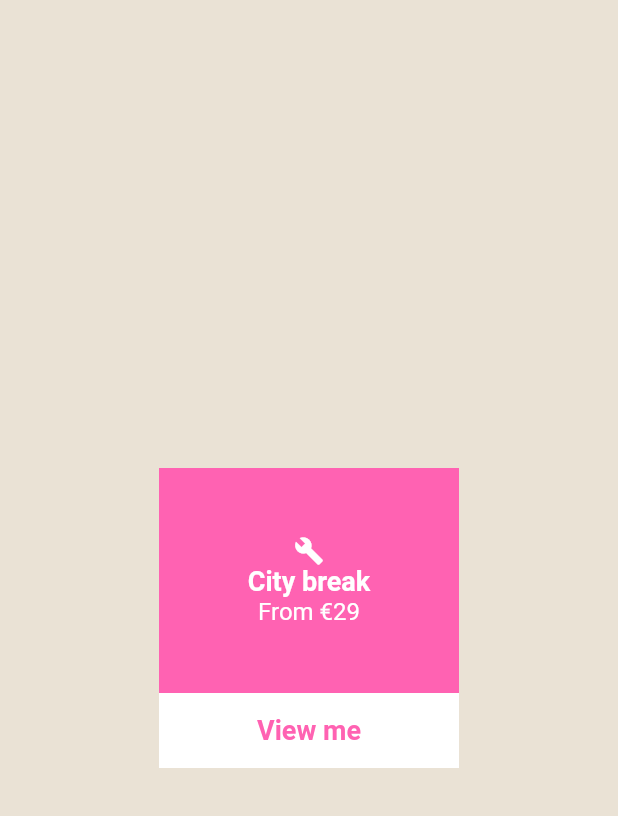
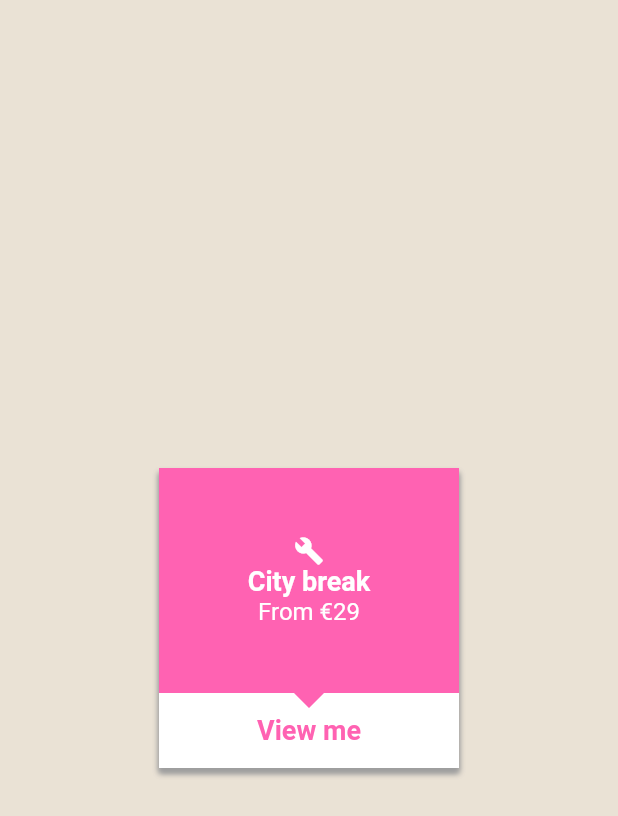
Before and after one commit to mt-tadayon/travel_folding_card, a Flutter app: the screen it shows after launch, on a phone screen of 412 x 824 dp. Shown: the top 816 px of the screen. Run offline on Flutter 3.47's test engine with Material 2 defaults, Android fonts, the phone set to English and light mode, and no system bars.

```diff
--- a/lib/cover_screen.dart
+++ b/lib/cover_screen.dart
@@ -1,10 +1,20 @@
-
 import 'package:flutter/material.dart';
 
 class CoverScreen extends StatelessWidget {
   @override
   Widget build(BuildContext context) {
-    return Column(
+    return Container(
+      decoration: BoxDecoration(
+        color: const Color(0xffff62b2),
+        boxShadow: [
+          BoxShadow(
+            color: Colors.grey,
+            offset: Offset(0, 3),
+            blurRadius: 2.5,
+          ),
+        ],
+      ),
+      child: Column(
         mainAxisSize: MainAxisSize.min,
         mainAxisAlignment: MainAxisAlignment.center,
         crossAxisAlignment: CrossAxisAlignment.center,
@@ -12,7 +22,7 @@ class CoverScreen extends StatelessWidget {
           Container(
             height: 150,
             width: 200,
-          decoration: BoxDecoration(color: Color(0xffff62b2)),
+            decoration: BoxDecoration(color: const Color(0xffff62b2)),
             child: Column(
               mainAxisAlignment: MainAxisAlignment.center,
               children: <Widget>[
@@ -38,21 +48,46 @@ class CoverScreen extends StatelessWidget {
               ],
             ),
           ),
-        Container(
+          ClipPath(
+            clipper: TriangleClipper(),
+            child: Container(
+              color: Colors.white,
               height: 50,
               width: 200,
-          color: Colors.white,
               child: Center(
                 child: Text(
                   'View me',
                   style: TextStyle(
                     fontSize: 18.0,
                     fontWeight: FontWeight.bold,
-                  color: Color(0xffff62b2)),
+                    color: const Color(0xffff62b2),
+                  ),
+                ),
               ),
             ),
           )
         ],
+      ),
     );
   }
 }
+
+class TriangleClipper extends CustomClipper<Path> {
+  @override
+  Path getClip(Size size) {
+    var path = Path();
+    path.lineTo(size.width / 2 - 10, 0);
+    path.lineTo(size.width / 2, 10.0);
+    path.lineTo(size.width / 2 + 10, 0);
+    path.lineTo(size.width, 0);
+    path.lineTo(size.width, size.height);
+    path.lineTo(0, size.height);
+    path.close();
+    return path;
+  }
+
+  @override
+  bool shouldReclip(CustomClipper<Path> oldClipper) {
+    return false;
+  }
+}
--- a/lib/image_screen.dart
+++ b/lib/image_screen.dart
@@ -8,6 +8,16 @@ class ImageScreen extends StatelessWidget {
     return Container(
       height: 200,
       width: 200,
+      decoration: BoxDecoration(
+        color: const Color(0xFFFFFFFF),
+        boxShadow: [
+          BoxShadow(
+            color: Colors.grey,
+            offset: Offset(0, 3),
+            blurRadius: 2.5,
+          )
+        ]
+      ),
       child: kIsWeb ? Container(
         decoration: BoxDecoration(
           image: DecorationImage(
--- a/lib/inside_screen.dart
+++ b/lib/inside_screen.dart
@@ -9,7 +9,16 @@ class InsideScreen extends StatelessWidget {
       padding: EdgeInsets.symmetric(horizontal: 20.0),
       height: 200,
       width: 200,
-      color: Color(0xfffafbfa),
+      decoration: BoxDecoration(
+        color: Color(0xfffafbfa),
+        boxShadow: [
+          BoxShadow(
+            color: Colors.grey,
+            offset: Offset(0, 3),
+            blurRadius: 2.5,
+          ),
+        ],
+      ),
       child: Column(
         mainAxisAlignment: MainAxisAlignment.center,
         mainAxisSize: MainAxisSize.min,
```
Lines whose indentation alone changed are shown as unchanged.
